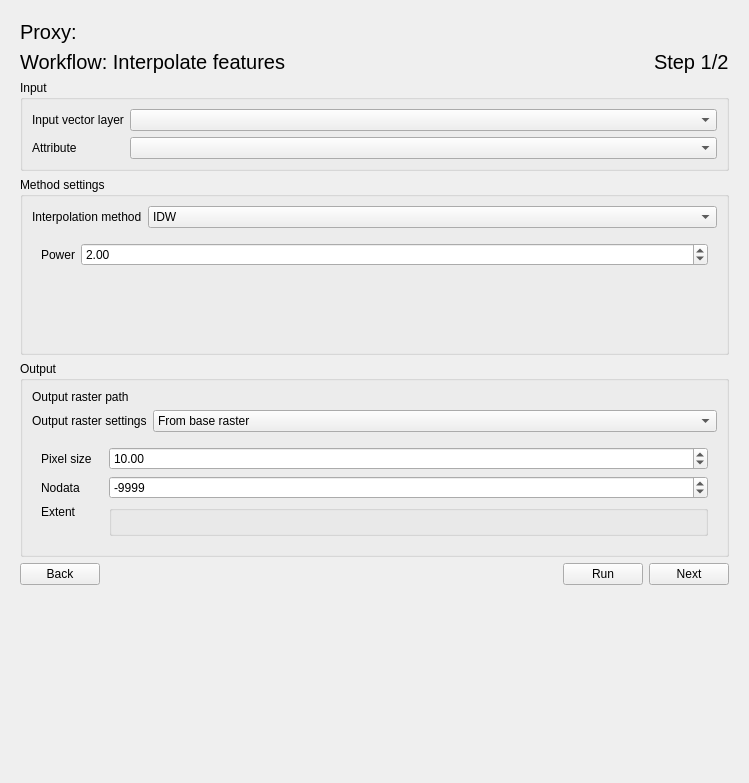
Before: the Qt Designer form eis_qgis_plugin/resources/ui/mineral_proxies/proxy_workflow4_interpolation_anomaly.ui in GispoCoding/eis_qgis_plugin, drawn with Qt 5.
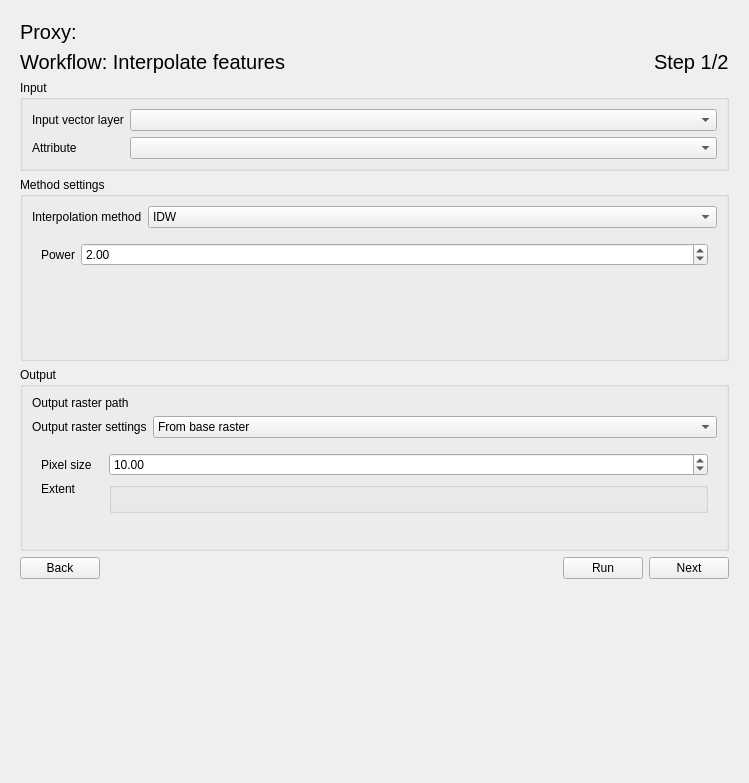
After: the same form once the commit is applied. The open tabs and pages were chosen to show the change. Custom widgets are drawn as their Qt base class.

Commit message: Remove nodata inputs from proxy processing since the processes do not produce nodata cells

The edit to the form file:
```diff
--- a/eis_qgis_plugin/resources/ui/mineral_proxies/proxy_workflow4_interpolation_anomaly.ui
+++ b/eis_qgis_plugin/resources/ui/mineral_proxies/proxy_workflow4_interpolation_anomaly.ui
@@ -363,26 +363,6 @@
                  </widget>
                 </item>
                 <item row="1" column="0">
-                 <widget class="QLabel" name="nodata_label">
-                  <property name="text">
-                   <string>Nodata</string>
-                  </property>
-                 </widget>
-                </item>
-                <item row="1" column="1">
-                 <widget class="QgsDoubleSpinBox" name="nodata">
-                  <property name="decimals">
-                   <number>0</number>
-                  </property>
-                  <property name="minimum">
-                   <double>-999999999.000000000000000</double>
-                  </property>
-                  <property name="value">
-                   <double>-9999.000000000000000</double>
-                  </property>
-                 </widget>
-                </item>
-                <item row="2" column="0">
                  <widget class="QLabel" name="extent_label">
                   <property name="sizePolicy">
                    <sizepolicy hsizetype="Fixed" vsizetype="Preferred">
@@ -404,7 +384,7 @@
                   </property>
                  </widget>
                 </item>
-                <item row="2" column="1">
+                <item row="1" column="1">
                  <widget class="QgsExtentGroupBox" name="extent"/>
                 </item>
                </layout>
```
Left out of the diff: 22 changed lines with no effect on the pictures. The commit also changes 4 other files.
